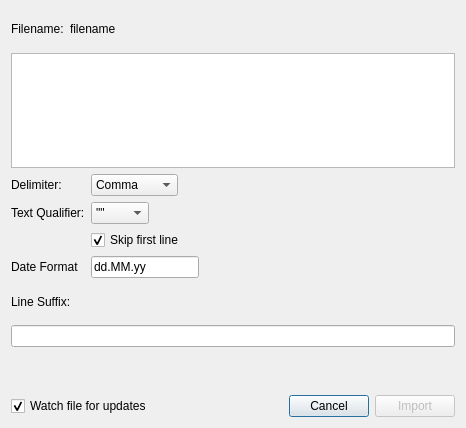
Qt form src/ui/StatementImporterDialog.ui (Marvin182/Moneyphant) before a commit.
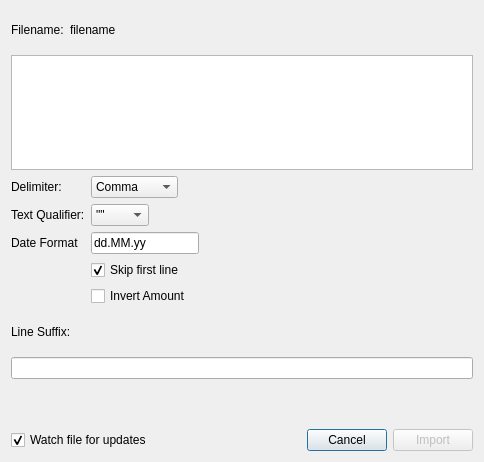
The same form after that commit.

Commit message: Add support for format.invertAmount

The edit to the form file:
```diff
--- a/src/ui/StatementImporterDialog.ui
+++ b/src/ui/StatementImporterDialog.ui
@@ -6,8 +6,8 @@
    <rect>
     <x>0</x>
     <y>0</y>
-    <width>466</width>
-    <height>428</height>
+    <width>484</width>
+    <height>462</height>
    </rect>
   </property>
   <property name="sizePolicy">
@@ -146,20 +146,6 @@
       </widget>
      </item>
      <item row="4" column="1">
-      <widget class="QLineEdit" name="dateFormat">
-       <property name="text">
-        <string>dd.MM.yy</string>
-       </property>
-      </widget>
-     </item>
-     <item row="4" column="0">
-      <widget class="QLabel" name="label_2">
-       <property name="text">
-        <string>Date Format</string>
-       </property>
-      </widget>
-     </item>
-     <item row="3" column="1">
       <widget class="QCheckBox" name="skipFirstLine">
        <property name="text">
         <string>Skip first line</string>
@@ -169,6 +155,27 @@
        </property>
       </widget>
      </item>
+     <item row="5" column="1">
+      <widget class="QCheckBox" name="invertAmount">
+       <property name="text">
+        <string>Invert Amount</string>
+       </property>
+      </widget>
+     </item>
+     <item row="3" column="1">
+      <widget class="QLineEdit" name="dateFormat">
+       <property name="text">
+        <string>dd.MM.yy</string>
+       </property>
+      </widget>
+     </item>
+     <item row="3" column="0">
+      <widget class="QLabel" name="lblDateFormat">
+       <property name="text">
+        <string>Date Format</string>
+       </property>
+      </widget>
+     </item>
     </layout>
    </item>
    <item>
```
Left out of the diff: 8 changed lines with no effect on the pictures. The commit also changes 9 other files.
